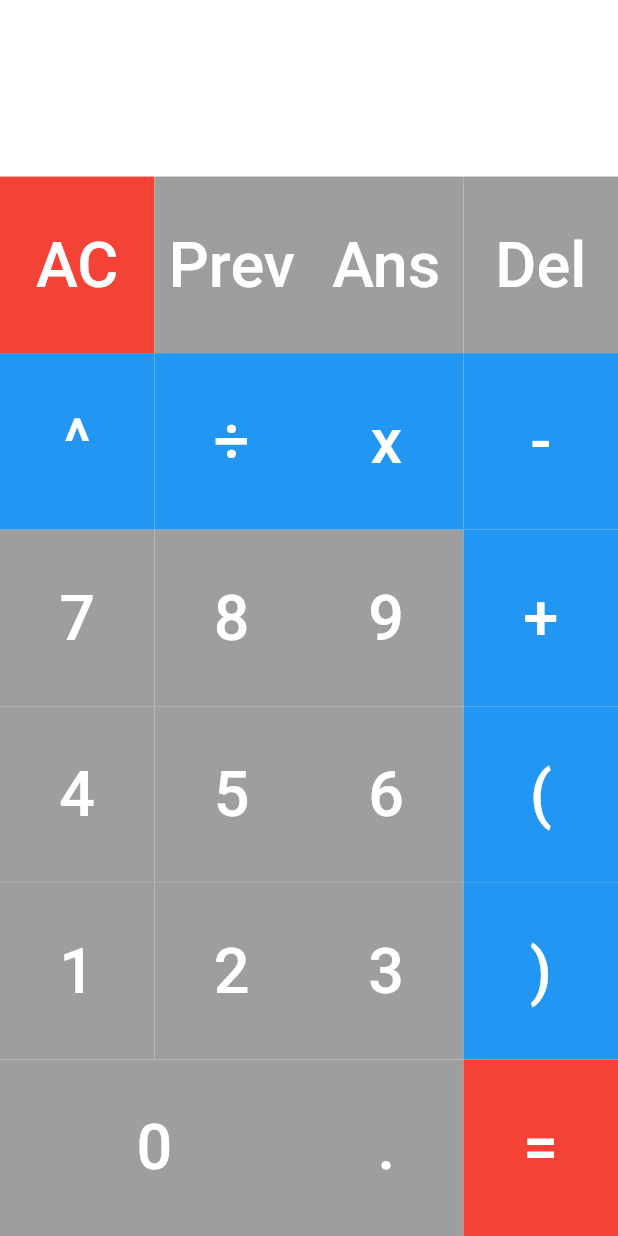
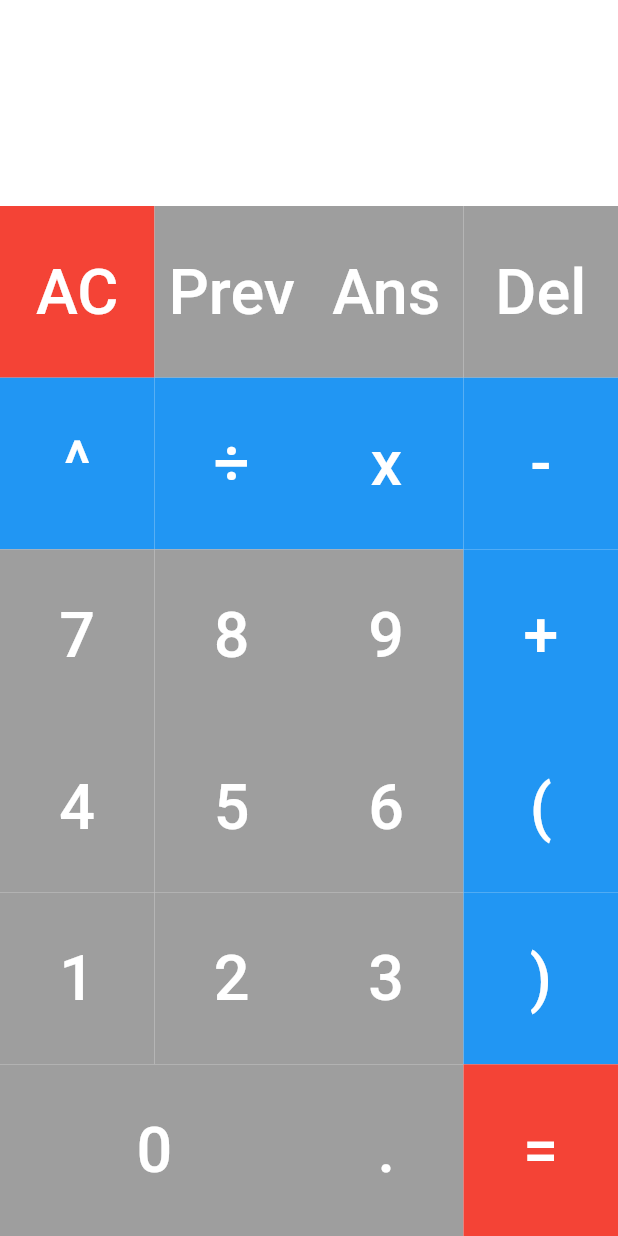
Before and after one commit to jackcsthomson/my_calculator, a Flutter app: the screen it shows after launch, on a phone screen of 412 x 824 dp. Run offline on Flutter 3.47's test engine with Material 2 defaults, Android fonts, the phone set to English and light mode, and no system bars; missing offline and left inert: function_tree.

Commit message:
Update main.dart

```diff
--- a/lib/main.dart
+++ b/lib/main.dart
@@ -153,7 +153,7 @@ class _MyHomePageState extends State<MyHomePage> {
   Widget build(BuildContext context) {
     double width = MediaQuery.of(context).size.width;
     double pheight = MediaQuery.of(context).size.height;
-    double height = pheight - (pheight / 7);
+    double height = pheight - (pheight / 6);
 
     return Scaffold(
       body: Center(
@@ -163,12 +163,14 @@ class _MyHomePageState extends State<MyHomePage> {
           children: [
             Container(
               width: width,
-              height: pheight / 7,
+              height: pheight / 6,
               color: Colors.white,
               child: Align(
                 alignment: Alignment.centerLeft,
                 child: Padding(
-                  padding: const EdgeInsets.only(left: 10.0),
+                  padding: const EdgeInsets.only(
+                    left: 10.0,
+                  ),
                   child: Column(
                     mainAxisAlignment: MainAxisAlignment.start,
                     crossAxisAlignment: CrossAxisAlignment.start,
```
